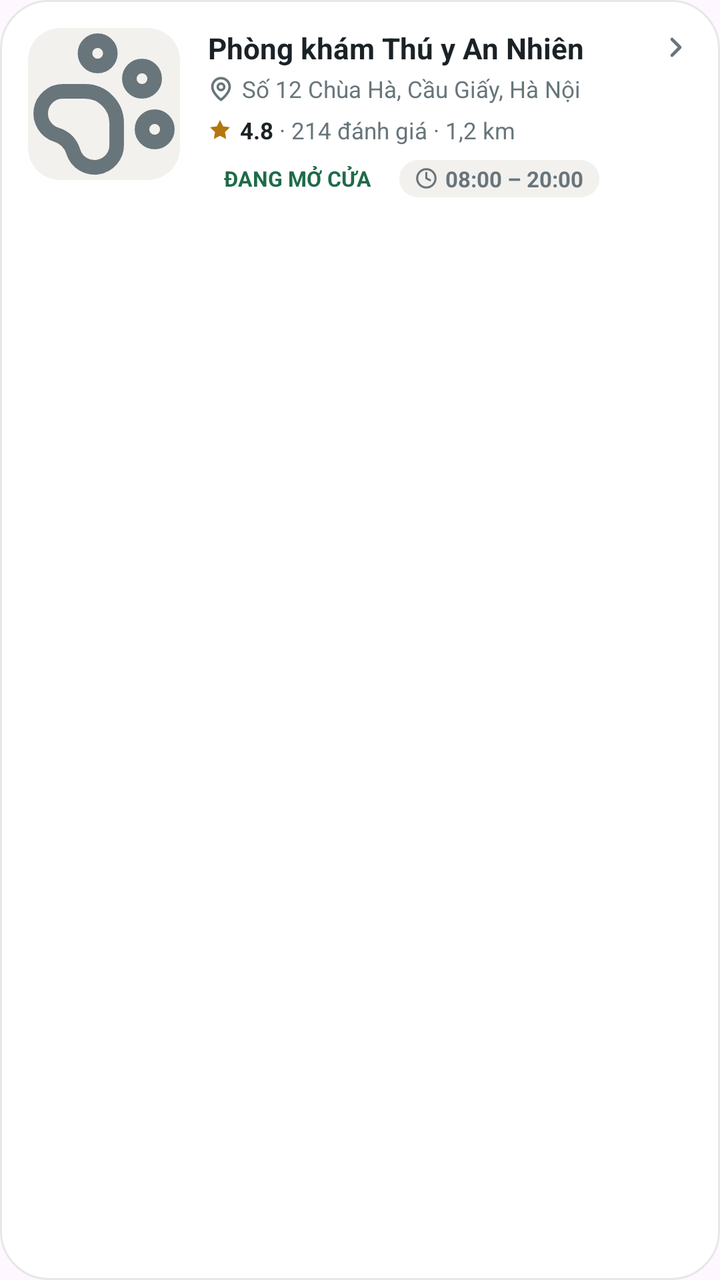
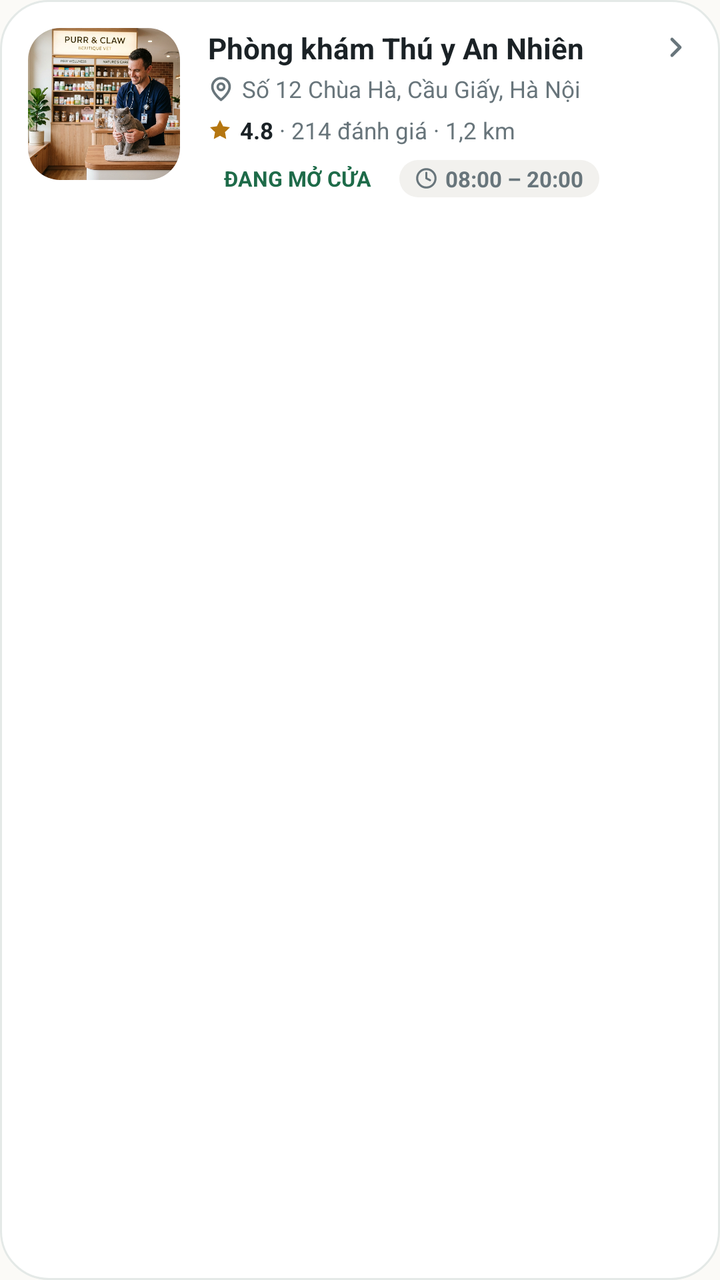

The first picture is an Android layout as it rendered before a commit; the second is the same layout after the commit. The layout source and the unified diff follow.
<!-- AndroidManifest.xml: application theme Theme.PetcareUI -->
<!-- res/layout/item_clinic_row.xml -->
<?xml version="1.0" encoding="utf-8"?>
<LinearLayout xmlns:android="http://schemas.android.com/apk/res/android"
    xmlns:app="http://schemas.android.com/apk/res-auto"
    xmlns:tools="http://schemas.android.com/tools"
    android:layout_width="match_parent"
    android:layout_height="wrap_content"
    android:layout_marginBottom="12dp"
    android:background="@drawable/bg_card_clinic"
    android:orientation="horizontal"
    android:padding="14dp"
    android:clickable="true"
    android:focusable="true">

    
    <androidx.cardview.widget.CardView
        android:layout_width="76dp"
        android:layout_height="76dp"
        app:cardCornerRadius="16dp"
        app:cardElevation="0dp"
        app:cardBackgroundColor="@color/surface_muted">

        <ImageView
            android:id="@+id/ivClinicImage"
            android:layout_width="match_parent"
            android:layout_height="match_parent"
            android:scaleType="centerCrop"
            android:src="@drawable/ic_paw"
            app:tint="@color/text_muted"
            tools:ignore="ContentDescription" />
    </androidx.cardview.widget.CardView>

    
    <LinearLayout
        android:layout_width="0dp"
        android:layout_height="wrap_content"
        android:layout_marginStart="14dp"
        android:layout_weight="1"
        android:orientation="vertical">

        
        <LinearLayout
            android:layout_width="match_parent"
            android:layout_height="wrap_content"
            android:gravity="center_vertical"
            android:orientation="horizontal">

            <TextView
                android:id="@+id/tvClinicName"
                android:layout_width="0dp"
                android:layout_height="wrap_content"
                android:layout_weight="1"
                android:text="Phòng khám Thú y An Nhiên"
                android:textSize="14.5sp"
                android:textStyle="bold"
                android:textColor="@color/text_foreground"
                android:singleLine="true"
                android:ellipsize="end" />

            <ImageView
                android:layout_width="16dp"
                android:layout_height="16dp"
                android:layout_marginStart="6dp"
                android:src="@drawable/ic_chevron_right"
                tools:ignore="ContentDescription" />
        </LinearLayout>

        
        <LinearLayout
            android:layout_width="wrap_content"
            android:layout_height="wrap_content"
            android:layout_marginTop="3dp"
            android:gravity="center_vertical"
            android:orientation="horizontal">

            <ImageView
                android:layout_width="13dp"
                android:layout_height="13dp"
                android:src="@drawable/ic_map_pin"
                tools:ignore="ContentDescription" />

            <TextView
                android:id="@+id/tvClinicAddress"
                android:layout_width="wrap_content"
                android:layout_height="wrap_content"
                android:layout_marginStart="4dp"
                android:text="Số 12 Chùa Hà, Cầu Giấy, Hà Nội"
                android:textSize="11.5sp"
                android:textColor="@color/text_muted"
                android:singleLine="true"
                android:ellipsize="end" />
        </LinearLayout>

        
        <LinearLayout
            android:layout_width="wrap_content"
            android:layout_height="wrap_content"
            android:layout_marginTop="5dp"
            android:gravity="center_vertical"
            android:orientation="horizontal">

            <ImageView
                android:layout_width="12dp"
                android:layout_height="12dp"
                android:src="@drawable/ic_star_filled"
                tools:ignore="ContentDescription" />

            <TextView
                android:id="@+id/tvClinicRating"
                android:layout_width="wrap_content"
                android:layout_height="wrap_content"
                android:layout_marginStart="4dp"
                android:text="4.8"
                android:textSize="11.5sp"
                android:textStyle="bold"
                android:textColor="@color/text_foreground" />

            <TextView
                android:id="@+id/tvClinicMeta"
                android:layout_width="wrap_content"
                android:layout_height="wrap_content"
                android:text=" · 214 đánh giá · 1,2 km"
                android:textSize="11.5sp"
                android:textColor="@color/text_muted" />
        </LinearLayout>

        
        <LinearLayout
            android:layout_width="wrap_content"
            android:layout_height="wrap_content"
            android:layout_marginTop="7dp"
            android:gravity="center_vertical"
            android:orientation="horizontal">

            <TextView
                android:id="@+id/tvClinicStatusBadge"
                android:layout_width="wrap_content"
                android:layout_height="wrap_content"
                android:background="@drawable/bg_badge_open"
                android:paddingStart="8dp"
                android:paddingEnd="8dp"
                android:paddingTop="2dp"
                android:paddingBottom="2dp"
                android:text="ĐANG MỞ CỬA"
                android:textSize="10.5sp"
                android:textStyle="bold"
                android:textColor="@color/status_success_ink" />

            <LinearLayout
                android:id="@+id/layoutHoursPill"
                android:layout_width="wrap_content"
                android:layout_height="wrap_content"
                android:layout_marginStart="6dp"
                android:background="@drawable/bg_pill_gray"
                android:gravity="center_vertical"
                android:orientation="horizontal"
                android:paddingStart="8dp"
                android:paddingEnd="8dp"
                android:paddingTop="2dp"
                android:paddingBottom="2dp">

                <ImageView
                    android:layout_width="11dp"
                    android:layout_height="11dp"
                    android:src="@drawable/ic_clock"
                    tools:ignore="ContentDescription" />

                <TextView
                    android:id="@+id/tvClinicHours"
                    android:layout_width="wrap_content"
                    android:layout_height="wrap_content"
                    android:layout_marginStart="4dp"
                    android:text="08:00 – 20:00"
                    android:textSize="11sp"
                    android:textStyle="bold"
                    android:textColor="@color/text_muted" />
            </LinearLayout>
        </LinearLayout>
    </LinearLayout>
</LinearLayout>
<!-- resources referenced by this layout -->
<resources>
  <color name="status_success_ink">#1E6B49</color>
  <color name="surface_muted">#F2F1EE</color>
  <color name="text_foreground">#1B2226</color>
  <color name="text_muted">#68757B</color>
  <!-- drawable bg_badge_open (drawable) -->
  <?xml version="1.0" encoding="utf-8"?>
  <shape xmlns:android="http://schemas.android.com/apk/res/android"
      android:shape="rectangle">
      <corners android:radius="999dp" />
      <solid android:color="#EFFFFFFF" />
  </shape>
  <!-- drawable bg_card_clinic (drawable) -->
  <?xml version="1.0" encoding="utf-8"?>
  <shape xmlns:android="http://schemas.android.com/apk/res/android"
      android:shape="rectangle">
      <corners android:radius="24dp" />
      <solid android:color="@color/surface_card" />
      <stroke android:width="1dp" android:color="@color/stroke_border" />
  </shape>
  <!-- drawable bg_pill_gray (drawable) -->
  <?xml version="1.0" encoding="utf-8"?>
  <shape xmlns:android="http://schemas.android.com/apk/res/android"
      android:shape="rectangle">
      <corners android:radius="999dp" />
      <solid android:color="@color/surface_muted" />
  </shape>
  <!-- drawable ic_chevron_right (drawable) -->
  <vector xmlns:android="http://schemas.android.com/apk/res/android"
      android:width="24dp"
      android:height="24dp"
      android:viewportWidth="24"
      android:viewportHeight="24">
      <path
          android:fillColor="#00000000"
          android:strokeColor="#68757B"
          android:strokeWidth="2.4"
          android:strokeLineCap="round"
          android:strokeLineJoin="round"
          android:pathData="M9,18l6,-6 -6,-6" />
  </vector>
  <!-- drawable ic_paw (drawable) -->
  <vector xmlns:android="http://schemas.android.com/apk/res/android"
      android:width="24dp"
      android:height="24dp"
      android:viewportWidth="24"
      android:viewportHeight="24">
      
      
      <path
          android:fillColor="#00000000"
          android:strokeColor="#FFFFFFFF"
          android:strokeWidth="2.3"
          android:strokeLineCap="round"
          android:strokeLineJoin="round"
          android:pathData="M9,4a2,2 0 1,0 4,0a2,2 0 1,0 -4,0" />
  
      
      <path
          android:fillColor="#00000000"
          android:strokeColor="#FFFFFFFF"
          android:strokeWidth="2.3"
          android:strokeLineCap="round"
          android:strokeLineJoin="round"
          android:pathData="M16,8a2,2 0 1,0 4,0a2,2 0 1,0 -4,0" />
  
      
      <path
          android:fillColor="#00000000"
          android:strokeColor="#FFFFFFFF"
          android:strokeWidth="2.3"
          android:strokeLineCap="round"
          android:strokeLineJoin="round"
          android:pathData="M18,16a2,2 0 1,0 4,0a2,2 0 1,0 -4,0" />
  
      
      <path
          android:fillColor="#00000000"
          android:strokeColor="#FFFFFFFF"
          android:strokeWidth="2.3"
          android:strokeLineCap="round"
          android:strokeLineJoin="round"
          android:pathData="M9,10a5,5 0 0,1 5,5v3.5a3.5,3.5 0 0,1 -6.84,1.045q-0.64,-2.065 -2.7,-2.705A3.5,3.5 0 0,1 5.5,10Z" />
  </vector>
  <!-- drawable ic_star_filled (drawable) -->
  <vector xmlns:android="http://schemas.android.com/apk/res/android"
      android:width="24dp"
      android:height="24dp"
      android:viewportWidth="24"
      android:viewportHeight="24">
      <path
          android:fillColor="#B57610"
          android:pathData="M12,2l3.09,6.26L22,9.27l-5,4.87 1.18,6.88L12,17.77l-6.18,3.25L7,14.14 2,9.27l6.91,-1.01L12,2z" />
  </vector>
  <style name="Theme.PetcareUI" parent="Base.Theme.PetcareUI" />
  <color name="surface_card">#FFFFFF</color>
  <color name="stroke_border">#E4E9E7</color>
  <style name="Base.Theme.PetcareUI" parent="Theme.Material3.DayNight.NoActionBar">
          
          
      </style>
  <!-- unchanged entries left out for length: 2 -->
</resources>

<!-- the commit's change to res/layout/item_clinic_row.xml (unified diff, before → after) -->
@@ -24,8 +24,7 @@
             android:layout_width="match_parent"
             android:layout_height="match_parent"
             android:scaleType="centerCrop"
-            android:src="@drawable/ic_paw"
-            app:tint="@color/text_muted"
+            android:src="@drawable/img_clinic_annhien"
             tools:ignore="ContentDescription" />
     </androidx.cardview.widget.CardView>
 
<!-- resource entries referenced after the edit -->
@@ -40,49 +40,6 @@
           android:strokeLineJoin="round"
           android:pathData="M9,18l6,-6 -6,-6" />
   </vector>
-  <!-- drawable ic_paw (drawable) -->
-  <vector xmlns:android="http://schemas.android.com/apk/res/android"
-      android:width="24dp"
-      android:height="24dp"
-      android:viewportWidth="24"
-      android:viewportHeight="24">
-      
-      
-      <path
-          android:fillColor="#00000000"
-          android:strokeColor="#FFFFFFFF"
-          android:strokeWidth="2.3"
-          android:strokeLineCap="round"
-          android:strokeLineJoin="round"
-          android:pathData="M9,4a2,2 0 1,0 4,0a2,2 0 1,0 -4,0" />
-  
-      
-      <path
-          android:fillColor="#00000000"
-          android:strokeColor="#FFFFFFFF"
-          android:strokeWidth="2.3"
-          android:strokeLineCap="round"
-          android:strokeLineJoin="round"
-          android:pathData="M16,8a2,2 0 1,0 4,0a2,2 0 1,0 -4,0" />
-  
-      
-      <path
-          android:fillColor="#00000000"
-          android:strokeColor="#FFFFFFFF"
-          android:strokeWidth="2.3"
-          android:strokeLineCap="round"
-          android:strokeLineJoin="round"
-          android:pathData="M18,16a2,2 0 1,0 4,0a2,2 0 1,0 -4,0" />
-  
-      
-      <path
-          android:fillColor="#00000000"
-          android:strokeColor="#FFFFFFFF"
-          android:strokeWidth="2.3"
-          android:strokeLineCap="round"
-          android:strokeLineJoin="round"
-          android:pathData="M9,10a5,5 0 0,1 5,5v3.5a3.5,3.5 0 0,1 -6.84,1.045q-0.64,-2.065 -2.7,-2.705A3.5,3.5 0 0,1 5.5,10Z" />
-  </vector>
   <!-- drawable ic_star_filled (drawable) -->
   <vector xmlns:android="http://schemas.android.com/apk/res/android"
       android:width="24dp"
@@ -93,13 +50,33 @@
           android:fillColor="#B57610"
           android:pathData="M12,2l3.09,6.26L22,9.27l-5,4.87 1.18,6.88L12,17.77l-6.18,3.25L7,14.14 2,9.27l6.91,-1.01L12,2z" />
   </vector>
+  <!-- drawable img_clinic_annhien: jpg bitmap (drawable-nodpi, 764528 bytes) -->
   <style name="Theme.PetcareUI" parent="Base.Theme.PetcareUI" />
   <color name="surface_card">#FFFFFF</color>
   <color name="stroke_border">#E4E9E7</color>
   <style name="Base.Theme.PetcareUI" parent="Theme.Material3.DayNight.NoActionBar">
           
+          <item name="colorPrimary">@color/brand_primary</item>
+          <item name="colorOnPrimary">@color/white</item>
+          <item name="colorPrimaryContainer">@color/brand_soft</item>
+          <item name="colorOnPrimaryContainer">@color/brand_ink</item>
+          <item name="colorSurface">@color/surface_card</item>
+          <item name="colorOnSurface">@color/text_foreground</item>
+  
           
+          <item name="android:statusBarColor">@color/surface_background</item>
+          <item name="android:windowLightStatusBar">true</item>
+  
+          
+          <item name="android:navigationBarColor">@color/surface_background</item>
+          <item name="android:windowLightNavigationBar">true</item>
+          <item name="android:windowBackground">@color/surface_background</item>
       </style>
+  <color name="brand_primary">#238C82</color>
+  <color name="white">#FFFFFFFF</color>
+  <color name="brand_soft">#EAF7F4</color>
+  <color name="brand_ink">#16544C</color>
+  <color name="surface_background">#FBFAF7</color>
   <!-- unchanged entries left out for length: 2 -->
 </resources>
 
